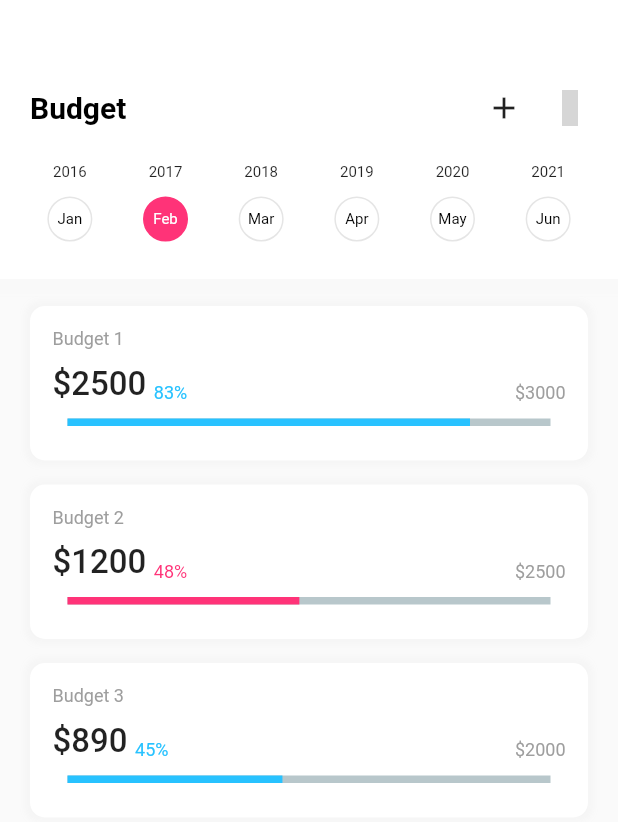
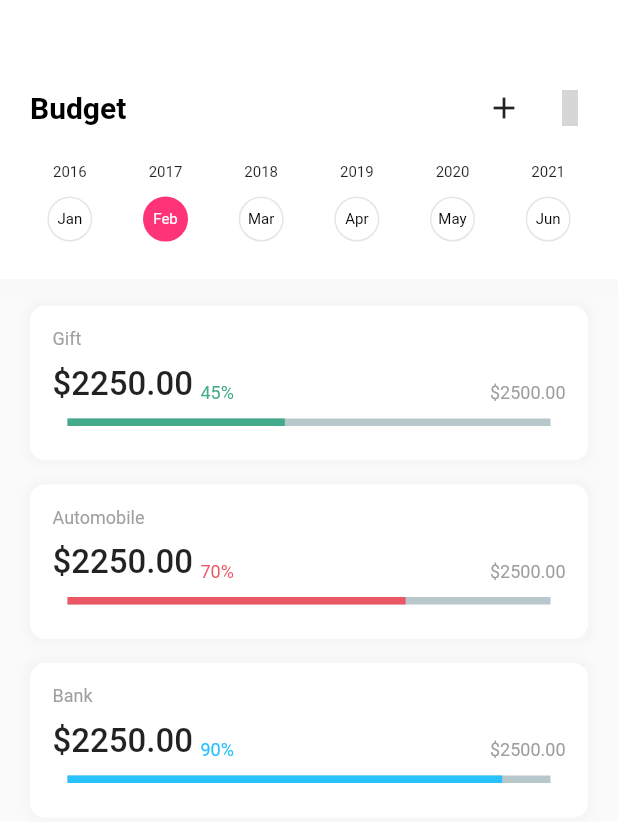
Before and after one commit to JanDongGun/BudgetFlutter, a Flutter app: the Budget screen opened directly, on a phone screen of 412 x 824 dp. Shown: the top 822 px of the screen. Run offline on Flutter 3.47's test engine with Material 2 defaults, Android fonts, the light colour scheme and no system bars; drawn by our look-alikes of percent_indicator; our stand-ins replace animated_bottom_navigation_bar, ionicons; missing offline and left inert: antdesign_icons; grey boxes are pictures that could not be loaded.

Commit message:
update budget

```diff
--- a/lib/json/budget_json.dart
+++ b/lib/json/budget_json.dart
@@ -1,23 +1,26 @@
 import "../theme/colors.dart";
 
-const List budget_json = [
+const List budget = [
   {
     "name": "Gift",
-    "price": "\$2250.00",
+    "amount": "\$2500.00",
+    "current_amount": "\$2250.00",
     "label_percentage": "45%",
     "percentage": 0.45,
     "color": green
   },
   {
     "name": "Automobile",
-    "price": "\$3000.00",
+    "amount": "\$2500.00",
+    "current_amount": "\$2250.00",
     "label_percentage": "70%",
     "percentage": 0.7,
     "color": red
   },
   {
     "name": "Bank",
-    "price": "\$4000.00",
+    "amount": "\$2500.00",
+    "current_amount": "\$2250.00",
     "label_percentage": "90%",
     "percentage": 0.9,
     "color": blue
--- a/lib/pages/budget_page.dart
+++ b/lib/pages/budget_page.dart
@@ -5,6 +5,7 @@ import 'package:antdesign_icons/antdesign_icons.dart';
 import 'package:percent_indicator/linear_percent_indicator.dart';
 import 'create_budget_page.dart';
 import '../json/day_month.dart';
+import '../json/budget_json.dart';
 
 class Budget extends StatefulWidget {
   const Budget({Key? key}) : super(key: key);
@@ -113,7 +114,7 @@ class _BudgetState extends State<Budget> {
                       ),
                     );
                   }),
-                )
+                ),
               ],
             ),
           ),
@@ -121,9 +122,71 @@ class _BudgetState extends State<Budget> {
         const SizedBox(
           height: 10,
         ),
-        budgetContainer("Budget 1", "Bank", 2500, 3000),
-        budgetContainer("Budget 2", "Cast", 1200, 2500),
-        budgetContainer("Budget 3", "Bank", 890, 2000)
+        Column(
+          children: List.generate(budget.length, (index) {
+            return Padding(
+              padding: const EdgeInsets.all(8.0),
+              child: Container(
+                child: Column(
+                  crossAxisAlignment: CrossAxisAlignment.start,
+                  children: [
+                    Text(
+                      budget[index]['name'],
+                      style: const TextStyle(color: Colors.grey, fontSize: 12),
+                    ),
+                    const SizedBox(
+                      height: 10,
+                    ),
+                    Row(
+                      crossAxisAlignment: CrossAxisAlignment.end,
+                      children: [
+                        Text(
+                          budget[index]['current_amount'],
+                          style: const TextStyle(
+                              fontSize: 22, fontWeight: FontWeight.w500),
+                        ),
+                        const SizedBox(
+                          width: 5,
+                        ),
+                        Text(
+                          budget[index]['label_percentage'],
+                          style: TextStyle(
+                              color: budget[index]['color'], fontSize: 12),
+                        ),
+                        const Spacer(),
+                        Text(budget[index]['amount'],
+                            style: const TextStyle(
+                              color: Colors.grey,
+                              fontSize: 12,
+                            )),
+                      ],
+                    ),
+                    const SizedBox(
+                      height: 10,
+                    ),
+                    LinearPercentIndicator(
+                      percent: budget[index]['percentage'],
+                      progressColor: budget[index]['color'],
+                    )
+                  ],
+                ),
+                width: (size.width - 40),
+                height: (size.height) / 8,
+                padding: const EdgeInsets.all(15.0),
+                decoration: BoxDecoration(
+                  borderRadius: BorderRadius.circular(10),
+                  color: Colors.white,
+                  boxShadow: [
+                    BoxShadow(
+                        color: grey.withOpacity(0.05),
+                        spreadRadius: 3,
+                        blurRadius: 3),
+                  ],
+                ),
+              ),
+            );
+          }),
+        )
       ],
     ));
   }
```
